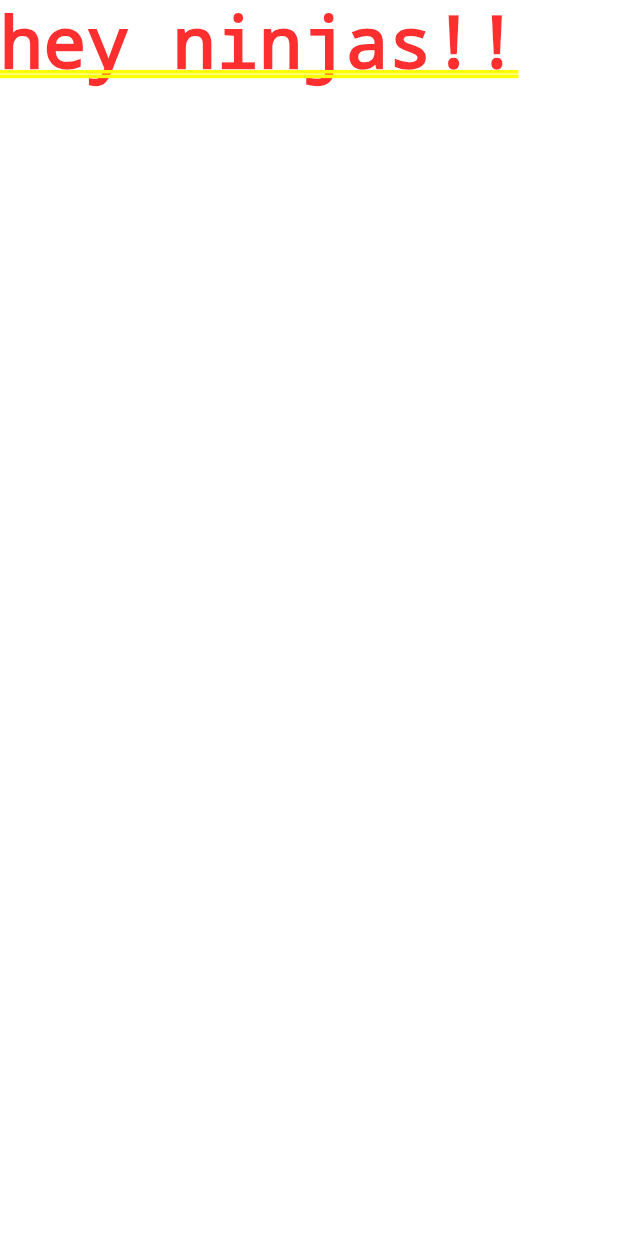
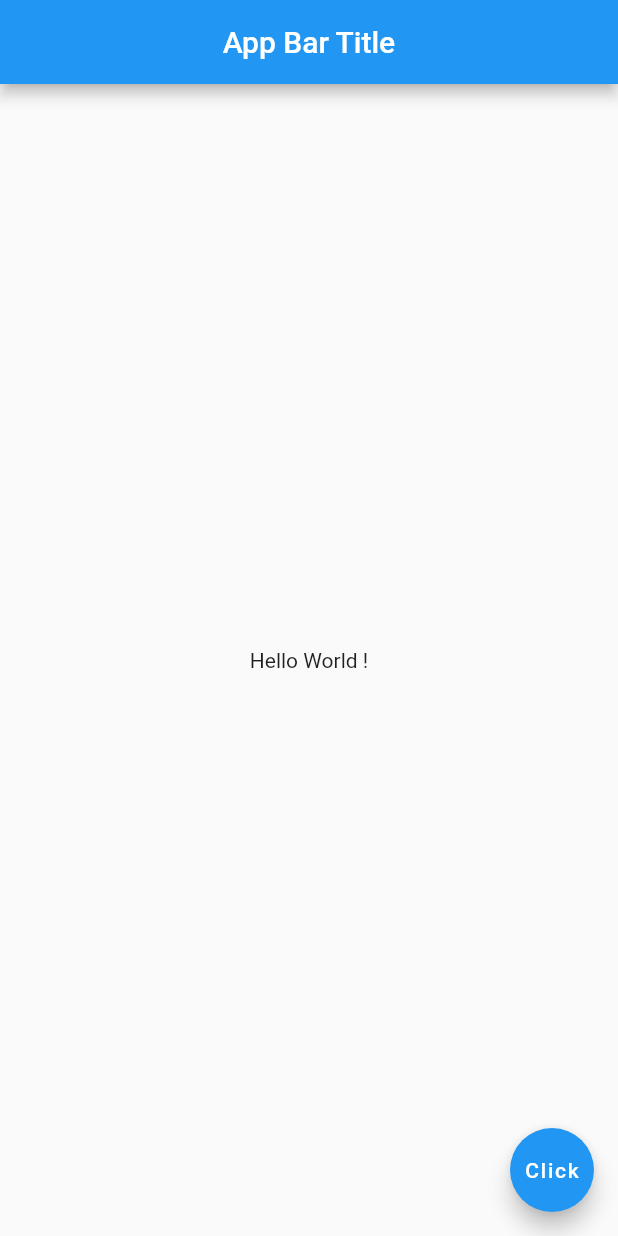
Before and after one commit to adadarohan/flutter_apps, a Flutter app: the screen it shows after launch, on a phone screen of 412 x 824 dp. Run offline on Flutter 3.47's test engine with Material 2 defaults, Android fonts, the phone set to English and light mode, and no system bars.

Commit message:
added push button and text

```diff
--- a/app_bar/lib/main.dart
+++ b/app_bar/lib/main.dart
@@ -2,5 +2,16 @@
 import 'package:flutter/material.dart';
 
 void main() => runApp(MaterialApp(
-  home: Text('hey ninjas!!')
+  home: Scaffold(
+    appBar: AppBar(
+      title : Text("App Bar Title"),
+      centerTitle: true,
+    ),
+    body: Center(
+      child: Text('Hello World !'),
+    ),
+    floatingActionButton: FloatingActionButton(
+      child: Text('Click'),
+    ),
+  ),
 ));
```
